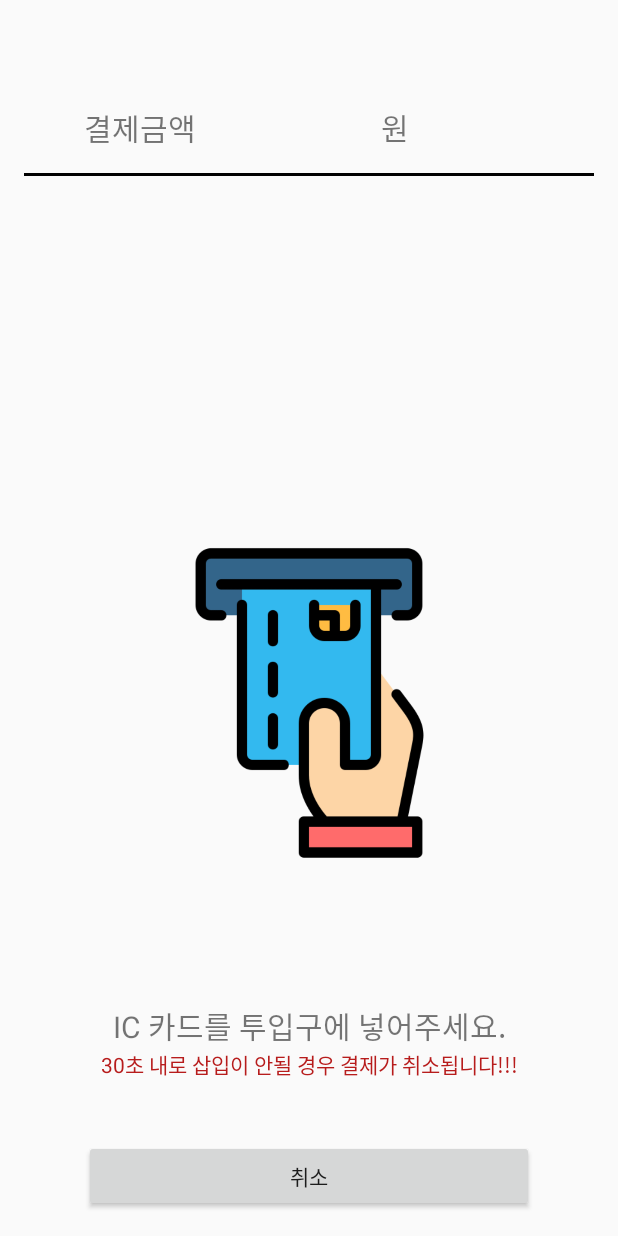
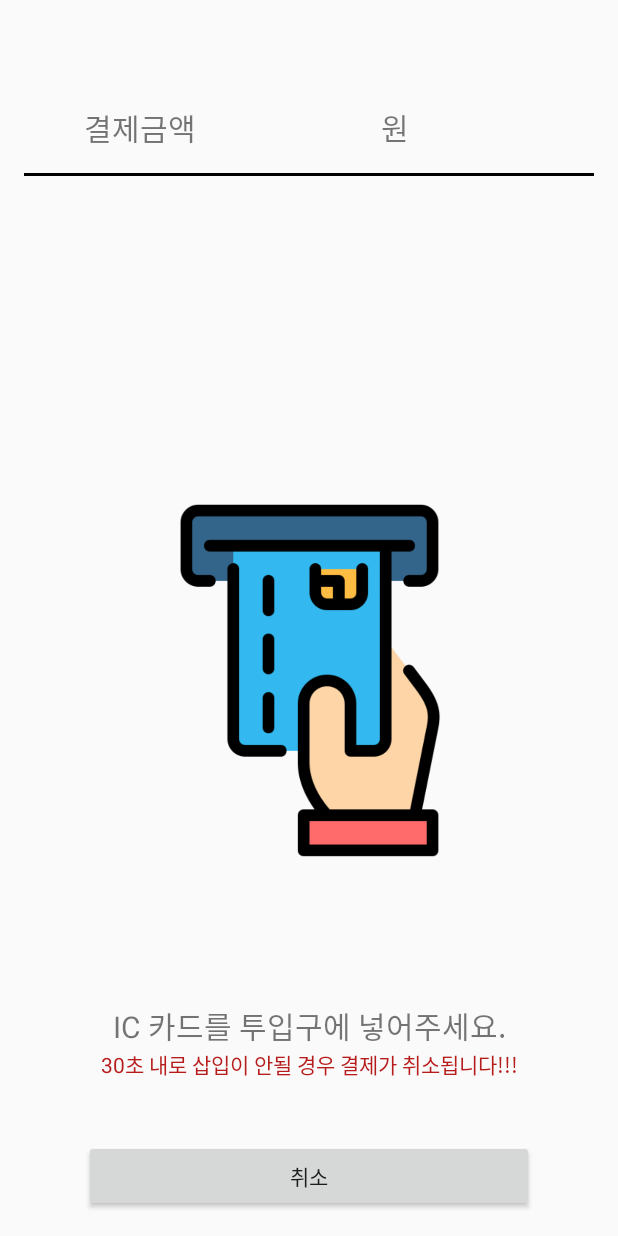
Before and after one commit to mochangil/MobileAppProgramming-KioskProject, an Android app: the PaymentActivity screen opened directly, with no data from a screen before it, on a phone screen of 412 x 824 dp. Run offline under Robolectric (Android 15) with nearby library versions, the light colour scheme and no system bars.

```diff
--- a/app/src/main/res/drawable-v24/payment_resize.xml
+++ b/app/src/main/res/drawable-v24/payment_resize.xml
@@ -1,6 +1,6 @@
 <layer-list xmlns:android="http://schemas.android.com/apk/res/android">
     <item
-        android:width="220dp"
-        android:height="220dp"
+        android:width="250dp"
+        android:height="250dp"
         android:drawable="@drawable/payment" />
 </layer-list>
--- a/app/src/main/res/layout/payment.xml
+++ b/app/src/main/res/layout/payment.xml
@@ -1,6 +1,7 @@
 <?xml version="1.0" encoding="utf-8"?>
 <androidx.constraintlayout.widget.ConstraintLayout xmlns:android="http://schemas.android.com/apk/res/android"
     xmlns:app="http://schemas.android.com/apk/res-auto"
+    xmlns:tools="http://schemas.android.com/tools"
     android:layout_width="match_parent"
     android:layout_height="match_parent"
     android:gravity="center"
@@ -32,12 +33,27 @@
         app:layout_constraintTop_toTopOf="parent" />
 
     <ImageView
+        android:id="@+id/payment_line"
         android:layout_width="match_parent"
         android:layout_height="2dp"
         android:src="@drawable/line"
         android:layout_marginTop="15dp"
         app:layout_constraintTop_toBottomOf="@+id/payment_amount"
         android:contentDescription="@string/line" />
+
+    <androidx.constraintlayout.widget.ConstraintLayout
+        android:layout_width="match_parent"
+        android:layout_height="0dp"
+        app:layout_constraintBottom_toBottomOf="parent"
+        app:layout_constraintTop_toBottomOf="@+id/payment_line"
+        tools:layout_editor_absoluteX="16dp">
+
+        <FrameLayout
+            android:id="@+id/fragment_container"
+            android:layout_width="match_parent"
+            android:layout_height="match_parent" />
+    </androidx.constraintlayout.widget.ConstraintLayout>
+
 
     <ImageView
         android:id="@+id/payment_image"
--- a/app/src/main/res/values/strings.xml
+++ b/app/src/main/res/values/strings.xml
@@ -20,4 +20,6 @@
     <string name="cancel">취소</string>
     <string name="payment_approval">승인 요청 중입니다. 잠시만 기다려주세요.</string>
     <string name="payment_approval_warning">결제가 끝날 때까지 카드를 뽑지 말아주세요.</string>
+    <!-- TODO: Remove or change this placeholder text -->
+    <string name="hello_blank_fragment">Hello blank fragment</string>
 </resources>
```
Also changed, not shown: 1 other file.
